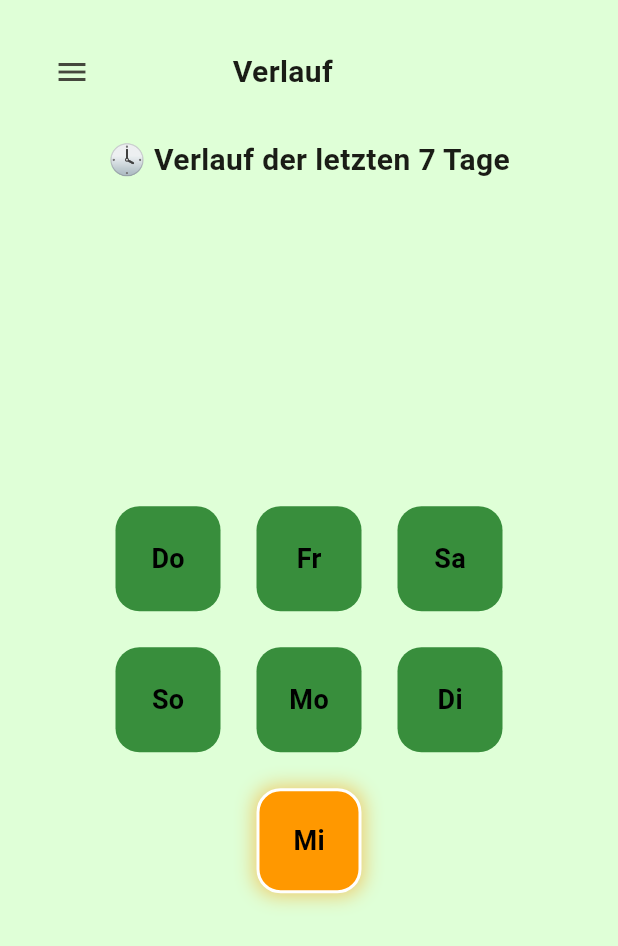
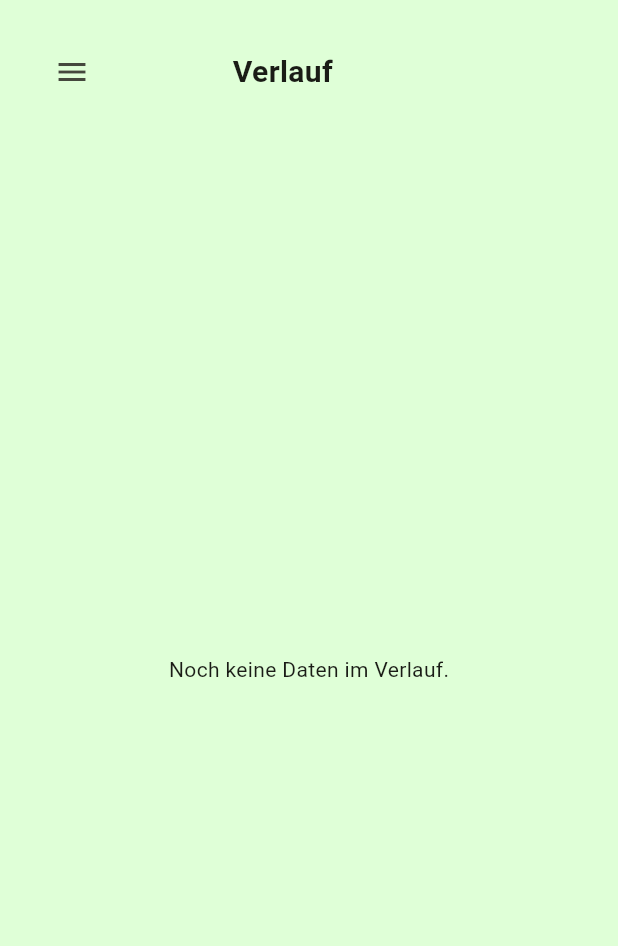
Before and after one commit to SpartanProgram/balkon-bewaesserung-app, a Flutter app: the VerlaufScreen screen opened directly, on a phone screen of 412 x 824 dp. Shown: the top 946 px of the screen. Run offline on Flutter 3.47's test engine with Material 3 defaults, Android fonts, the phone set to English and light mode, and no system bars; our stand-ins replace shared_preferences; missing offline and left inert: mqtt_client; accounts and stored records are empty.

Commit message:
update any history to verlauf_screen
Former-commit-id: 91d453e8711e27b484e458ccd286cb047ab75df3

```diff
--- a/Software/lib/einstellungen.dart
+++ b/Software/lib/einstellungen.dart
@@ -16,13 +16,13 @@ class _EinstellungenScreenState extends State<EinstellungenScreen> {
   bool _useTLS = false;
 
   final TextEditingController _brokerController = TextEditingController();
-  final TextEditingController _portController = TextEditingController(text: '1883');
+  final TextEditingController _portController = TextEditingController(text: '8883');
   final TextEditingController _usernameController = TextEditingController();
   final TextEditingController _passwordController = TextEditingController();
 
   void _connectToBroker() {
     final broker = _brokerController.text.trim();
-    final port = int.tryParse(_portController.text.trim()) ?? 1883;
+    final port = int.tryParse(_portController.text.trim()) ?? 8883;
     final username = _usernameController.text.trim();
     final password = _passwordController.text.trim();
 
--- a/Software/lib/verlauf_screen.dart
+++ b/Software/lib/verlauf_screen.dart
@@ -2,61 +2,70 @@ import 'package:flutter/material.dart';
 import 'dart:ui';
 import 'widgets/custom_scaffold.dart';
 import 'package:flutter/services.dart';
+import 'package:provider/provider.dart';
+import 'widgets/sensor_data_provider.dart';
+
 
 class VerlaufScreen extends StatelessWidget {
   const VerlaufScreen({super.key});
 
-  @override
-  Widget build(BuildContext context) {
-    final now = DateTime.now();
-    final weekdayLabels = ["Mo", "Di", "Mi", "Do", "Fr", "Sa", "So"];
+@override
+Widget build(BuildContext context) {
+  final history = context.watch<SensorDataProvider>().history;
+  debugPrint("📘 Verlauf enthält ${history.length} Einträge");
+  // Group by date (today, yesterday, etc.)
+  final grouped = <String, List<Map<String, dynamic>>>{};
 
-    // Liste der letzten 7 Tage (beginnend mit heute)
-    final List<DateTime> last7Days = List.generate(
-      7,
-      (i) => now.subtract(Duration(days: i)),
-    ).reversed.toList();
+  for (var entry in history.reversed) {
+    final date = _formatDate(entry['timestamp']);
+    grouped.putIfAbsent(date, () => []).add(entry);
+  }
 
-    return CustomScaffold(
-      title: 'Verlauf',
-      body: Column(
-        crossAxisAlignment: CrossAxisAlignment.center,
-        children: [
-          const Padding(
-            padding: EdgeInsets.fromLTRB(24, 0, 24, 12),
-            child: Text(
-              "🕓 Verlauf der letzten 7 Tage",
-              style: TextStyle(fontSize: 20, fontWeight: FontWeight.bold),
-            ),
+  return CustomScaffold(
+    title: 'Verlauf',
+    body: history.isEmpty
+        ? const Center(child: Text("Noch keine Daten im Verlauf."))
+        : ListView(
+            padding: const EdgeInsets.all(20),
+            children: grouped.entries.map((group) {
+              return Column(
+                crossAxisAlignment: CrossAxisAlignment.start,
+                children: [
+                  Text(group.key, style: const TextStyle(fontSize: 18, fontWeight: FontWeight.bold)),
+                  const SizedBox(height: 8),
+                  ...group.value.map(_buildEntry).toList(),
+                  const SizedBox(height: 20),
+                ],
+              );
+            }).toList(),
           ),
-          Expanded(
-            child: Center(  // <-- This will center the buttons vertically and horizontally
-              child: Padding(
-                padding: const EdgeInsets.symmetric(horizontal: 24),
-                child: Wrap(
-                  alignment: WrapAlignment.center,
-                  spacing: 24,
-                  runSpacing: 24,
-                  children: last7Days.map((date) {
-                    final label = weekdayLabels[date.weekday - 1];
-                    final isToday = date.day == now.day &&
-                        date.month == now.month &&
-                        date.year == now.year;
+  );
+}
 
-                    final Color dayColor = isToday
-                        ? Colors.orange
-                        : Colors.green.shade700;
+String _formatDate(DateTime date) {
+  final now = DateTime.now();
+  if (date.day == now.day && date.month == now.month && date.year == now.year) return 'Heute';
+  if (date.difference(now).inDays == -1) return 'Gestern';
+  return '${date.day}.${date.month}.${date.year}';
+}
 
-                    return _dayButton(context, label, date, dayColor, isToday);
-                  }).toList(),
-                ),
-              ),
-            ),
-          ),
-        ],
-      )
+Widget _buildEntry(Map<String, dynamic> entry) {
+  if (entry['type'] == 'sensor') {
+    return ListTile(
+      leading: const Icon(Icons.thermostat),
+      title: Text('Sensor ${entry["sensorId"] + 1}: ${entry["moisture"]}% Feuchtigkeit, ${entry["waterLevel"]}% Wasser'),
+      subtitle: Text('Letzte Bewässerung: ${entry["lastWatered"]}'),
     );
+  } else if (entry['type'] == 'watering') {
+    return ListTile(
+      leading: const Icon(Icons.water),
+      title: Text(entry['message']),
+    );
+  } else {
+    return const SizedBox.shrink();
   }
+}
+
 
   Widget _dayButton(BuildContext context, String label, DateTime date, Color color, bool isToday) {
     return _AnimatedDayBox(
--- a/Software/pubspec.yaml
+++ b/Software/pubspec.yaml
@@ -30,6 +30,7 @@ environment:
 dependencies:
   mqtt_client: ^10.0.0
   provider: ^6.1.1
+  shared_preferences: ^2.2.2
   flutter:
     sdk: flutter
 
```
Also changed, not shown: Software/lib/main.dart (+8 -2 lines), Software/lib/widgets/sensor_data_provider.dart (+59 -6 lines), Software/pubspec.lock.
